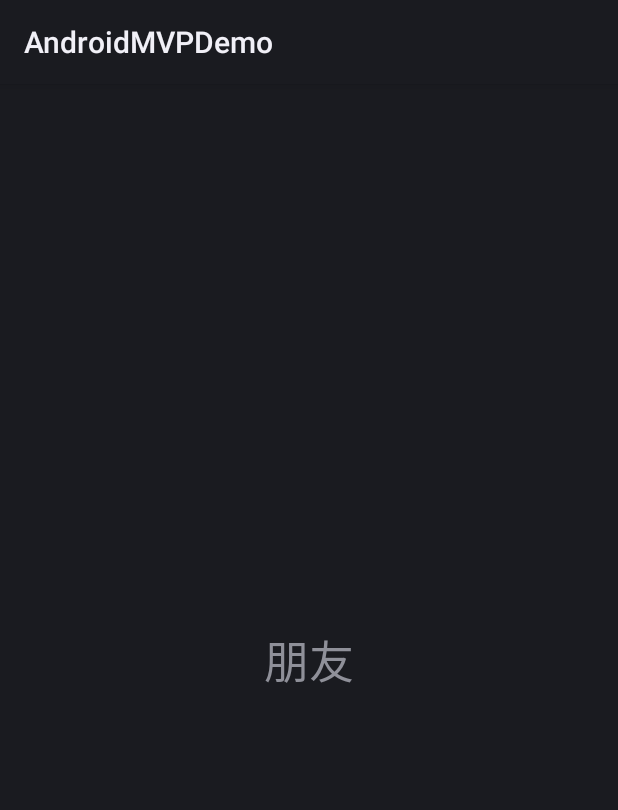
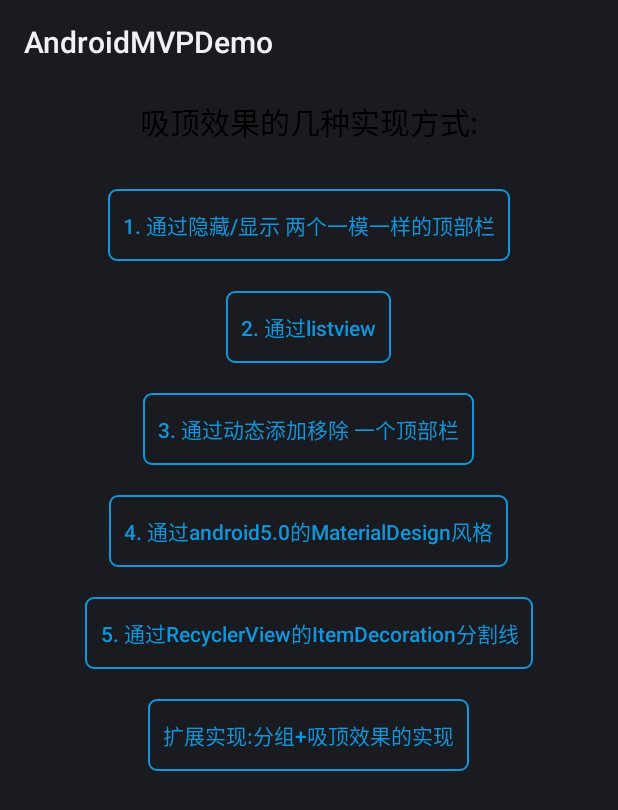
Before and after one commit to houkhan/AndroidMVPSample, an Android app: the layout fragment_friends.xml on its own in the app's theme, with its tools: preview values and no code run, on a phone screen of 412 x 824 dp. Shown: the top 810 px of the screen. Run offline under Robolectric (Android 15) with nearby library versions, the phone set to English and light mode, and no system bars.

Commit message:
添加吸顶效果

```diff
--- a/app/build.gradle
+++ b/app/build.gradle
@@ -71,6 +71,7 @@ android {
 
 dependencies {
     implementation fileTree(include: ['*.jar'], dir: 'libs')
+    implementation project(':TopBarDemo')
     implementation rootProject.ext.dependencies["androidxAppcompat"]
     implementation rootProject.ext.dependencies["androidxConstraintlayout"]
     implementation rootProject.ext.dependencies["retrofit2"]
--- a/app/src/main/AndroidManifest.xml
+++ b/app/src/main/AndroidManifest.xml
@@ -5,11 +5,11 @@
     <uses-permission android:name="android.permission.INTERNET" />
 
     <application
+        android:usesCleartextTraffic="true"
         android:name=".App.BaseApplication"
         android:allowBackup="true"
         android:icon="@mipmap/ic_launcher"
         android:label="@string/app_name"
-        android:networkSecurityConfig="@xml/network_config"
         android:theme="@style/AppTheme">
         <!--适配全面屏-->
         <meta-data
--- a/app/src/main/java/com/thescar/mvp/ui/fragment/JokeFragment.java
+++ b/app/src/main/java/com/thescar/mvp/ui/fragment/JokeFragment.java
@@ -35,7 +35,6 @@ public class JokeFragment extends MvpBaseFragment<MainPresenter> implements Main
 
     @Override
     protected void onFragmentFirstVisible() {
-        mTextJoker.setMovementMethod(ScrollingMovementMethod.getInstance());
         LogUtils.d("Fragment", "MessageFragment---onFragmentFirstVisible");
     }
 
@@ -63,6 +62,7 @@ public class JokeFragment extends MvpBaseFragment<MainPresenter> implements Main
 
     @Override
     public void getDataSuccess(JokeModel model) {
+        mTextJoker.setMovementMethod(ScrollingMovementMethod.getInstance());
         String joke = model.getResult().get(0).getContent();
         mTextJoker.setText(joke);
     }
--- /dev/null
+++ b/app/src/main/res/drawable/btn_bg_shape.xml
@@ -0,0 +1,13 @@
+<?xml version="1.0" encoding="utf-8"?>
+<shape xmlns:android="http://schemas.android.com/apk/res/android"
+    android:shape="rectangle">
+    <corners android:radius="5dp" />
+    <solid android:color="@android:color/transparent" />
+    <stroke
+        android:width="1dp"
+        android:color="@color/blue" />
+    <padding android:top="1dp"
+        android:bottom="1dp"
+        android:left="2dp"
+        android:right="2dp"/>
+</shape>
--- a/app/src/main/res/layout/fragment_friends.xml
+++ b/app/src/main/res/layout/fragment_friends.xml
@@ -2,12 +2,44 @@
 <LinearLayout xmlns:android="http://schemas.android.com/apk/res/android"
     android:layout_width="match_parent"
     android:layout_height="match_parent"
-    android:gravity="center"
     android:orientation="vertical">
 
     <TextView
         android:layout_width="wrap_content"
         android:layout_height="wrap_content"
-        android:text="朋友"
-        android:textSize="30sp" />
+        android:layout_gravity="center"
+        android:layout_margin="10dp"
+        android:text="吸顶效果的几种实现方式:"
+        android:textColor="@android:color/black"
+        android:textSize="20sp" />
+
+    <Button
+        android:id="@+id/btn_two_header"
+        style="@style/btn_style"
+        android:text="1. 通过隐藏/显示 两个一模一样的顶部栏" />
+
+    <Button
+        android:id="@+id/btn_listview"
+        style="@style/btn_style"
+        android:text="2. 通过listview" />
+
+    <Button
+        android:id="@+id/btn_one_header"
+        style="@style/btn_style"
+        android:text="3. 通过动态添加移除 一个顶部栏" />
+
+    <Button
+        android:id="@+id/btn_material_design"
+        style="@style/btn_style"
+        android:text="4. 通过android5.0的MaterialDesign风格" />
+
+    <Button
+        android:id="@+id/btn_rv_decoration"
+        style="@style/btn_style"
+        android:text="5. 通过RecyclerView的ItemDecoration分割线" />
+
+    <Button
+        android:id="@+id/btn_group_and_decoration"
+        style="@style/btn_style"
+        android:text="扩展实现:分组+吸顶效果的实现" />
 </LinearLayout>
--- a/app/src/main/res/values/styles.xml
+++ b/app/src/main/res/values/styles.xml
@@ -7,5 +7,14 @@
         <item name="colorAccent">@android:color/holo_blue_light</item>
         <item name="colorControlNormal">@android:color/white</item>
     </style>
-
+    <style name="btn_style">
+        <item name="android:textColor">@color/blue</item>
+        <item name="android:background">@drawable/btn_bg_shape</item>
+        <item name="android:layout_width">wrap_content</item>
+        <item name="android:layout_height">wrap_content</item>
+        <item name="android:layout_marginTop">20dp</item>
+        <item name="android:layout_gravity">center_horizontal</item>
+        <item name="android:padding">10dp</item>
+        <item name="android:textAllCaps">false</item>
+    </style>
 </resources>
--- a/app/src/main/res/xml/network_config.xml
+++ /dev/null
@@ -1,4 +0,0 @@
-<?xml version="1.0" encoding="utf-8"?>
-<network-security-config>
-    <base-config cleartextTrafficPermitted="true" />
-</network-security-config>
--- a/settings.gradle
+++ b/settings.gradle
@@ -1 +1 @@
-include ':app'
+include ':app', ':TopBarDemo'
```
Also changed, not shown: app/src/main/java/com/thescar/mvp/ui/fragment/FriendsFragment.java (+46 -3 lines), app/src/main/java/com/thescar/mvp/view/SignInView.java (added, +237 -0 lines), app/src/main/res/drawable/ic_launcher_background.xml (added, +170 -0 lines).
